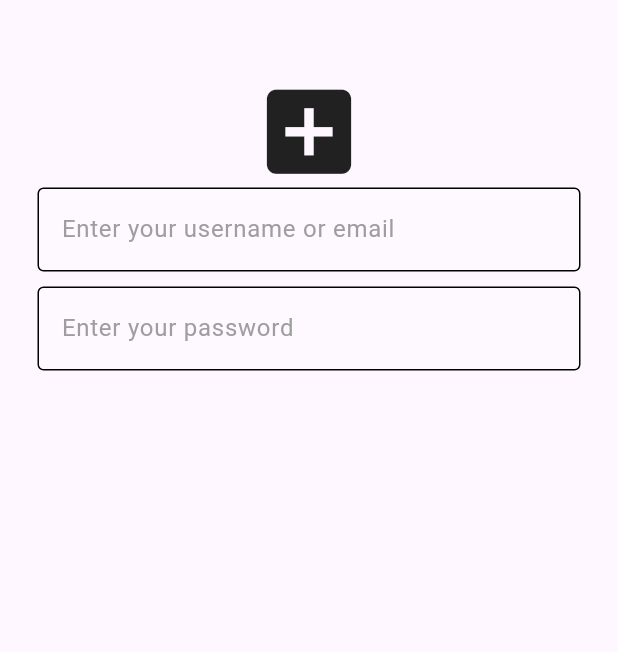
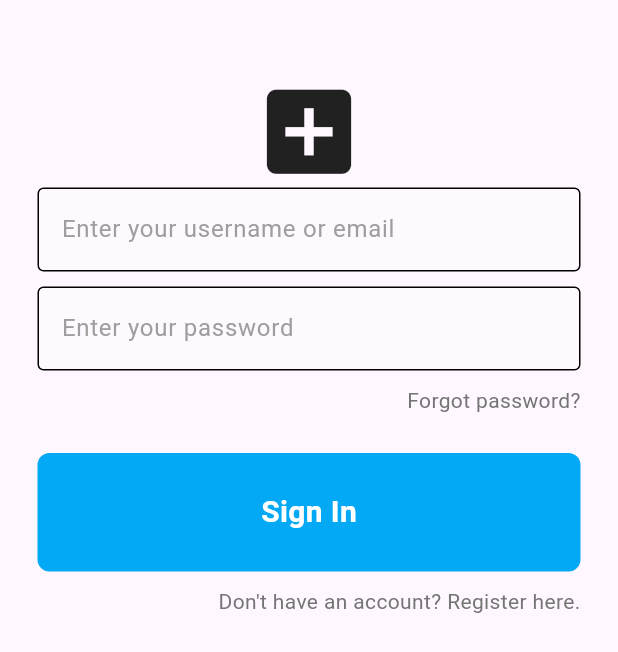
Before and after one commit to cmcgrew98/flutterassignment, a Flutter app: the screen it shows after launch, on a phone screen of 412 x 824 dp. Shown: the top 652 px of the screen. Run offline on Flutter 3.47's test engine with Material 3 defaults, Android fonts, the phone set to English and light mode, and no system bars.

Commit message:
Updated the Login View and added some new pages.

```diff
--- /dev/null
+++ b/lib/Views/Home.dart
@@ -0,0 +1,9 @@
+import 'package:flutter/material.dart';
+class Home extends StatelessWidget {
+  const Home({super.key});
+  @override
+  Widget build(BuildContext context) {
+    return const Scaffold();
+  }
+
+}
--- a/lib/Views/Login.dart
+++ b/lib/Views/Login.dart
@@ -1,6 +1,10 @@
 import 'package:flutter/material.dart';
 
+import '../components/login_text.dart';
 import '../components/login_textfield.dart';
+import '../components/flutter_button.dart';
+import 'Home.dart';
+import 'Register.dart';
 class Login extends StatelessWidget {
   Login({super.key});
 final userController = TextEditingController();
@@ -29,12 +33,36 @@ const SizedBox(height: 10),
             hintText: 'Enter your password',
               obscureText: true,
             ),
+        const SizedBox(height:10),
+
         //forgot password?
-        //sign in button
+            Padding(
+              padding: const EdgeInsets.symmetric(horizontal:25.0),
+           child: Row(mainAxisAlignment: MainAxisAlignment.end,
+              children: [
+            Text('Forgot password?', style: TextStyle(color:Colors.grey[600]),
+            ),
+        ],
+            ),
+            ),
+            const SizedBox(height:25),
+              //sign in button
+            FlutterButton(
+              onTap: (){
+                Navigator.of(context).pushReplacement(MaterialPageRoute(builder: (BuildContext context)=> const Home()));
+              }
+            ),
 
-        //or continue with Google
+        //Don't have an account? Register here
+            const SizedBox(height:10),
+      LoginText(
+        onTap: (){
+          Navigator.of(context).pushReplacement(MaterialPageRoute(builder: (BuildContext context)=> const Register()));
+        },
+      )
 
-        //register here
+
+
 
 
       ],)
--- /dev/null
+++ b/lib/Views/Register.dart
@@ -0,0 +1,9 @@
+import 'package:flutter/material.dart';
+class Register extends StatelessWidget {
+  const Register({super.key});
+  @override
+  Widget build(BuildContext context) {
+    return const Scaffold();
+  }
+
+}
--- /dev/null
+++ b/lib/components/flutter_button.dart
@@ -0,0 +1,34 @@
+import 'package:flutter/material.dart';
+
+class FlutterButton extends StatelessWidget{
+  final Function()? onTap;
+  const FlutterButton({super.key,
+  required this.onTap
+  });
+
+  @override
+  Widget build(BuildContext context) {
+    // TODO: implement build
+    return GestureDetector(
+      onTap: onTap,
+      child: Container(
+      padding: EdgeInsets.all(25),
+      margin: EdgeInsets.symmetric(horizontal: 25),
+      decoration: BoxDecoration(
+          color: Colors.lightBlue,
+        borderRadius: BorderRadius.circular(8),
+      ),
+      child: const Center(
+        child: Text("Sign In",
+          style: TextStyle(
+              color: Colors.white,
+            fontWeight: FontWeight.bold,
+            fontSize: 20,
+          ),
+        ),
+      ),
+    )
+    );
+  }
+
+}
--- /dev/null
+++ b/lib/components/login_text.dart
@@ -0,0 +1,25 @@
+import 'package:flutter/material.dart';
+class LoginText extends StatelessWidget{
+  final Function()? onTap;
+  const LoginText({super.key,
+    required this.onTap
+  });
+  @override
+  Widget build(BuildContext context) {
+
+return GestureDetector(
+  onTap: onTap,
+  child: Padding(
+    padding: const EdgeInsets.symmetric(horizontal:25.0),
+    child: Row(mainAxisAlignment: MainAxisAlignment.end,
+      children: [
+        Text('Don\'t have an account? Register here.', style: TextStyle(color:Colors.grey[600]),
+        ),
+      ],
+    ),
+  ),
+);
+  }
+
+
+}
```
